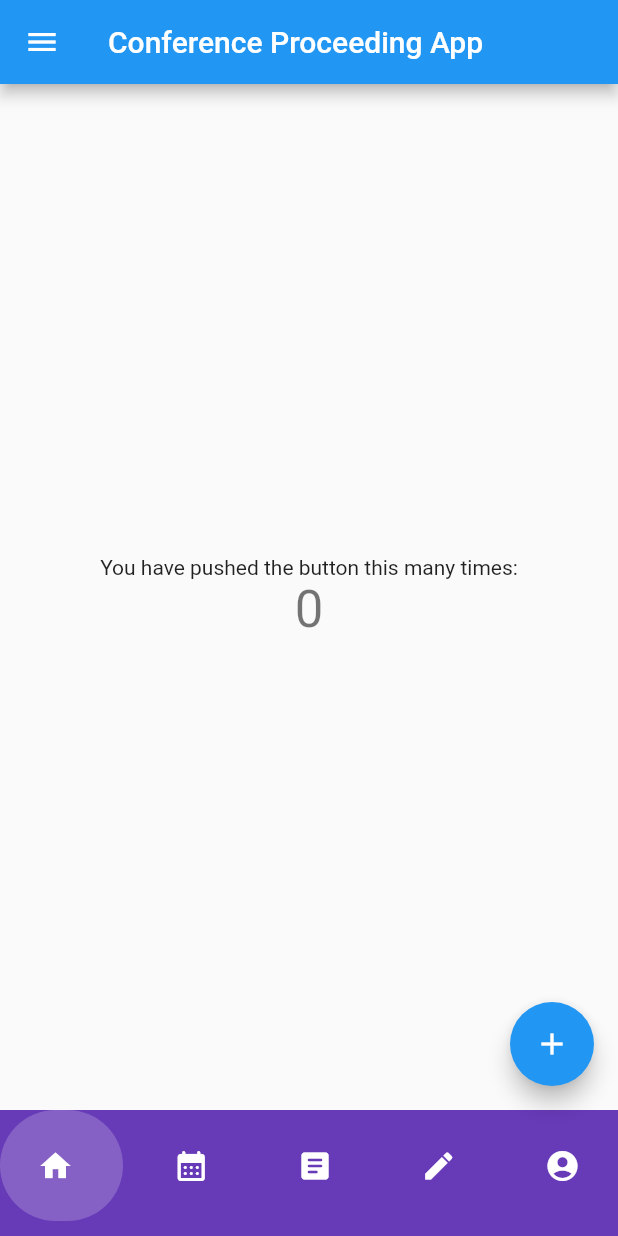
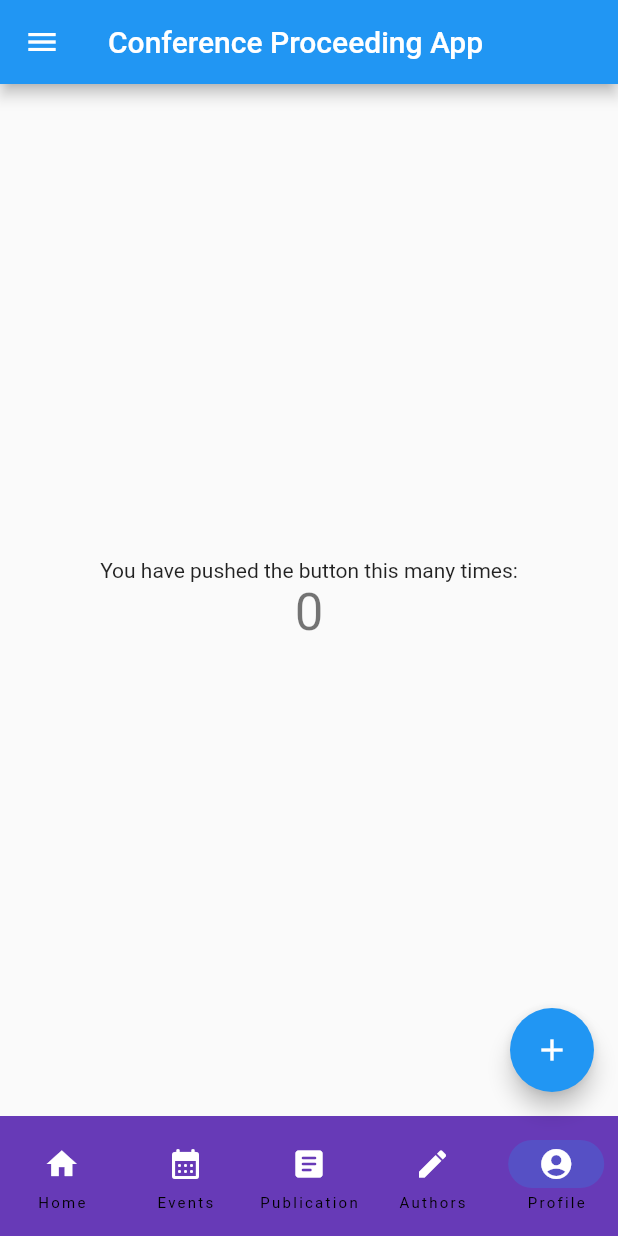
Before and after one commit to syafiqoarashy/pbp-final-project, a Flutter app: the screen it shows after launch, on a phone screen of 412 x 824 dp. Run offline on Flutter 3.47's test engine with Material 2 defaults, Android fonts, the phone set to English and light mode, and no system bars; drawn by our look-alikes of google_nav_bar.

Commit message:
fix the FutureBuilder, change bottom navbar

```diff
--- a/lib/page/bottom_navbar.dart
+++ b/lib/page/bottom_navbar.dart
@@ -4,67 +4,126 @@ import 'package:acb_isbe/main.dart';
 import 'package:acb_isbe/page/login.dart';
 import 'package:google_nav_bar/google_nav_bar.dart';
 
+// class displayNavbar {
+//   static display(BuildContext context) {
+//     return Container(
+//       color: Colors.deepPurple,
+//       child: Padding(
+//         padding: const EdgeInsets.fromLTRB(0.0, 0.0, 0.0, 10.0),
+//         child: GNav(
+//           backgroundColor: Colors.deepPurple,
+//           color: Colors.white,
+//           activeColor: Colors.white,
+//           tabBackgroundColor: Colors.white.withOpacity(0.2),
+//           gap: 8,
+//           tabs: [
+//             GButton(
+//               icon: Icons.home,
+//               onPressed: () {
+//                 Navigator.pushReplacement(
+//                   context,
+//                   MaterialPageRoute(builder: (context) => const MyHomePage(title: 'Conference Proceeding App')),
+//                 );
+//               },
+//             ),
+//             GButton(
+//               icon: Icons.calendar_month_rounded,
+//               onPressed: () {
+//                 Navigator.pushReplacement(
+//                   context,
+//                   MaterialPageRoute(builder: (context) => const MyHomePage(title: 'Conference Proceeding App')),
+//                 );
+//               },
+//             ),
+//             GButton(
+//               icon: Icons.article_rounded,
+//               onPressed: () {
+//                 Navigator.pushReplacement(
+//                   context,
+//                   MaterialPageRoute(builder: (context) => const PublicationPage()),
+//                 );
+//               },
+//             ),
+//             GButton(
+//               icon: Icons.edit,
+//               onPressed: () {
+//                 Navigator.pushReplacement(
+//                   context,
+//                   MaterialPageRoute(builder: (context) => const MyHomePage(title: 'Conference Proceeding App')),
+//                 );
+//               },
+//             ),
+//             GButton(
+//               icon: Icons.account_circle,
+//               onPressed: () {
+//                 Navigator.pushReplacement(
+//                   context,
+//                   MaterialPageRoute(builder: (context) => const LoginPage()),
+//                 );
+//               },
+//             ),
+//           ]
+//         ),
+//       ),
+//     );
+//   }
+// }
+
+class BottomNavbar extends StatefulWidget {
+  const BottomNavbar({Key? key}) : super(key: key);
+
+  @override
+  State<BottomNavbar> createState() => _BottomNavbar();
+}
+
+class _BottomNavbar extends State<BottomNavbar> {
+  @override
+  Widget build(BuildContext context) {
+    // TODO: implement build
+    throw UnimplementedError();
+  }
+
+}
+
 class displayNavbar {
   static display(BuildContext context) {
-    return Container(
-      color: Colors.deepPurple,
-      child: Padding(
-        padding: const EdgeInsets.fromLTRB(0.0, 0.0, 0.0, 10.0),
-        child: GNav(
-          backgroundColor: Colors.deepPurple,
-          color: Colors.white,
-          activeColor: Colors.white,
-          tabBackgroundColor: Colors.white.withOpacity(0.2),
-          gap: 8,
-          tabs: [
-            GButton(
-              icon: Icons.home,
-              onPressed: () {
-                Navigator.pushReplacement(
-                  context,
-                  MaterialPageRoute(builder: (context) => const MyHomePage(title: 'Conference Proceeding App')),
-                );
-              },
+    int index = 4;
+
+    return NavigationBar(
+      backgroundColor: Colors.deepPurple,
+      selectedIndex: index,
+      destinations: const [
+        NavigationDestination(
+            icon: Icon(
+                Icons.home,
+                color: Colors.white
             ),
-            GButton(
-              icon: Icons.calendar_month_rounded,
-              onPressed: () {
-                Navigator.pushReplacement(
-                  context,
-                  MaterialPageRoute(builder: (context) => const MyHomePage(title: 'Conference Proceeding App')),
-                );
-              },
+            label: 'Home'),
+        NavigationDestination(
+            icon: Icon(
+                Icons.calendar_month_rounded,
+                color: Colors.white
             ),
-            GButton(
-              icon: Icons.article_rounded,
-              onPressed: () {
-                Navigator.pushReplacement(
-                  context,
-                  MaterialPageRoute(builder: (context) => const PublicationPage()),
-                );
-              },
+            label: 'Events'),
+        NavigationDestination(
+            icon: Icon(
+                Icons.article_rounded,
+                color: Colors.white
             ),
-            GButton(
-              icon: Icons.edit,
-              onPressed: () {
-                Navigator.pushReplacement(
-                  context,
-                  MaterialPageRoute(builder: (context) => const MyHomePage(title: 'Conference Proceeding App')),
-                );
-              },
+            label: 'Publication'),
+        NavigationDestination(
+            icon: Icon(
+                Icons.edit,
+                color: Colors.white
             ),
-            GButton(
-              icon: Icons.account_circle,
-              onPressed: () {
-                Navigator.pushReplacement(
-                  context,
-                  MaterialPageRoute(builder: (context) => const LoginPage()),
-                );
-              },
+            label: 'Authors'),
+        NavigationDestination(
+            icon: Icon(
+                Icons.account_circle,
+                color: Colors.white
             ),
-          ]
-        ),
-      ),
+            label: 'Profile'),
+      ],
     );
   }
 }
```
Also changed, not shown: lib/page/publication_page.dart (+1 -10 lines), lib/page/publication_details.dart (indentation only), 2 other files.
